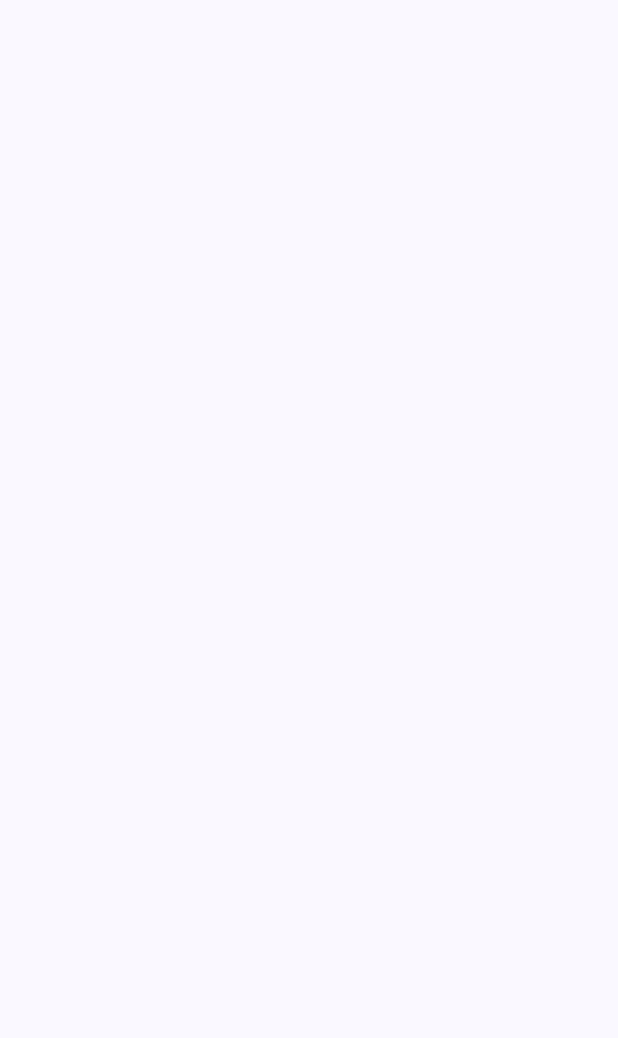
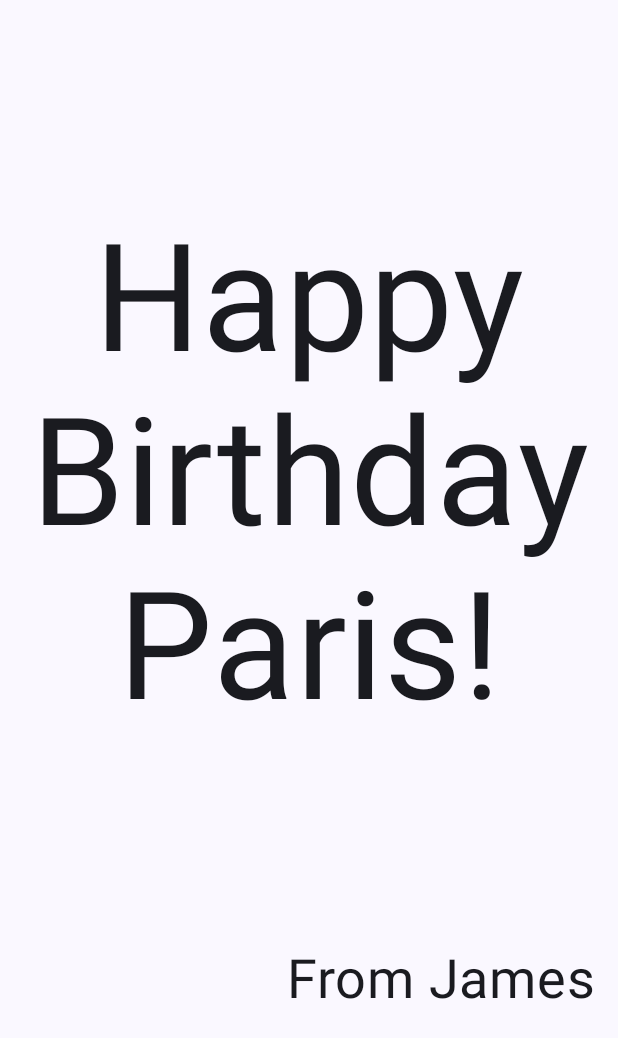
Before and after one commit to anderson79/cs3170_25fall, an Android app built with Jetpack Compose: the screen it shows after launch (MainActivity), on a phone screen of 412 x 824 dp. Before the commit the part shown is empty. Shown: the top 1038 px of the screen. Run offline under Robolectric (Android 15) with nearby library versions, the light colour scheme and no system bars.

Commit message:
have text formatted pretty good

```diff
--- a/androidExamples/HappyBirthday/app/src/main/java/com/example/happybirthday/MainActivity.kt
+++ b/androidExamples/HappyBirthday/app/src/main/java/com/example/happybirthday/MainActivity.kt
@@ -14,12 +14,19 @@ import android.os.Bundle
 import androidx.activity.ComponentActivity
 import androidx.activity.compose.setContent
 import androidx.activity.enableEdgeToEdge
+import androidx.compose.foundation.layout.Arrangement
+import androidx.compose.foundation.layout.Column
+import androidx.compose.foundation.layout.Row
 import androidx.compose.foundation.layout.fillMaxSize
+import androidx.compose.foundation.layout.padding
 import androidx.compose.material3.Scaffold
 import androidx.compose.material3.Text
 import androidx.compose.runtime.Composable
+import androidx.compose.ui.Alignment
 import androidx.compose.ui.Modifier
+import androidx.compose.ui.text.style.TextAlign
 import androidx.compose.ui.tooling.preview.Preview
+import androidx.compose.ui.unit.dp
 import androidx.compose.ui.unit.sp
 import com.example.happybirthday.ui.theme.HappyBirthdayTheme
 
@@ -30,39 +37,63 @@ class MainActivity : ComponentActivity() {
         setContent {
             HappyBirthdayTheme {
                 Scaffold(modifier = Modifier.fillMaxSize()) { innerPadding ->
+                    GreetingText(
+                        message = "Happy Birthday Paris!",
+                        from = "From James",
+                        modifier = Modifier
+                            .padding(innerPadding)
+                            .fillMaxSize()
 
+                    )
                 }
             }
         }
     }
 }
 
+/**
+ * GreetingText shows the message and from strings in a Column
+ */
 @Composable
 fun GreetingText(
     message: String,
     from: String,
     modifier: Modifier = Modifier
 ) {
-    // Happy Birthday to...
+    Column(
+        verticalArrangement = Arrangement.SpaceEvenly, // you can play with different arrangements
+        modifier = modifier
+            .padding(8.dp)
+    ) {
+        // Happy Birthday ...
         Text(
             text = message,
             fontSize = 100.sp,
-        lineHeight = 116.sp
+            lineHeight = 116.sp,
+            textAlign = TextAlign.Center
         )
 
-    // from...
+
+        // from ...
         Text(
             text = from,
             fontSize = 36.sp,
+            textAlign = TextAlign.Right, // this only aligns the text to the right within its box
+            modifier = Modifier
+                .padding(8.dp)
+                .align(alignment = Alignment.End) // this aligns the entire text composable to the right
         )
-
+    }
 }
 
 @Preview(showBackground = false)
 @Composable
 fun BirthdayCardPreview() {
+    HappyBirthdayTheme {
         GreetingText(
             message = "Happy Birthday James!",
-        from = "From Paris"
+            from = "From Paris",
+            modifier = Modifier.fillMaxSize() // unless I pass fillMaxSize(), the app only takes up the minimum amount of space required
         )
     }
+}
```
Lines whose indentation alone changed are shown as unchanged.
